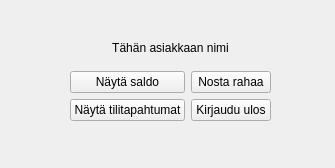
First picture: the form in bank-automat/mainuserinterface.ui, repository JuusoToratti/tvt23pankkiprojekti, before the edit.
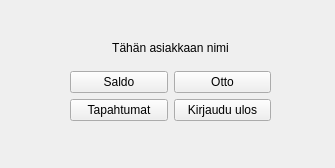
Second picture: the form after the edit.

What changed in the file:
```diff
--- a/bank-automat/mainuserinterface.ui
+++ b/bank-automat/mainuserinterface.ui
@@ -26,21 +26,21 @@
     <item row="1" column="0">
      <widget class="QPushButton" name="showBalance">
       <property name="text">
-       <string>Näytä saldo</string>
+       <string>Saldo</string>
       </property>
      </widget>
     </item>
     <item row="1" column="1">
      <widget class="QPushButton" name="withdrawMoney">
       <property name="text">
-       <string>Nosta rahaa</string>
+       <string>Otto</string>
       </property>
      </widget>
     </item>
     <item row="2" column="0">
      <widget class="QPushButton" name="showTransactions">
       <property name="text">
-       <string>Näytä tilitapahtumat</string>
+       <string>Tapahtumat</string>
       </property>
      </widget>
     </item>
```
